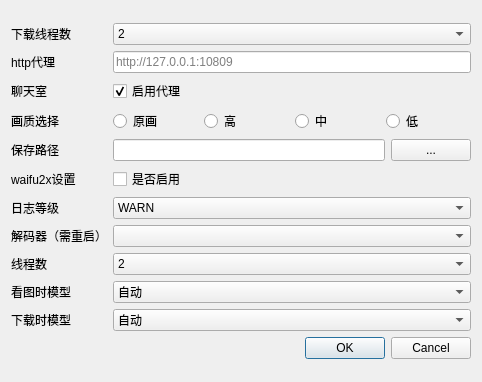
Qt form ui/setting.ui (tonquer/picacg-qt) before a commit.
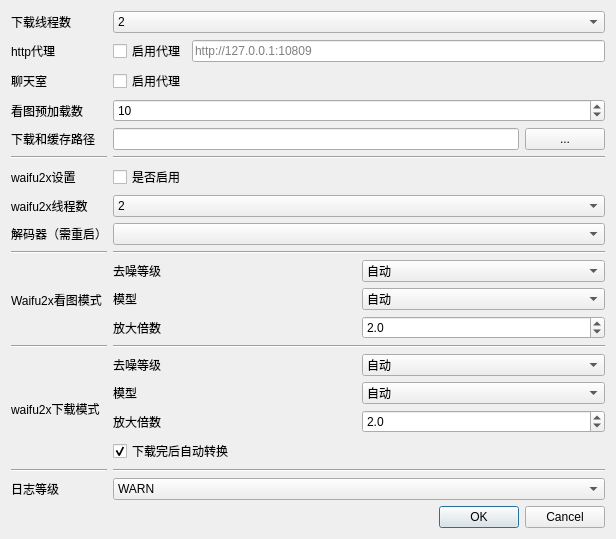
The same form after that commit.

Patch:
```diff
--- a/ui/setting.ui
+++ b/ui/setting.ui
@@ -6,8 +6,8 @@
    <rect>
     <x>0</x>
     <y>0</y>
-    <width>482</width>
-    <height>382</height>
+    <width>616</width>
+    <height>509</height>
    </rect>
   </property>
   <property name="windowTitle">
@@ -16,104 +16,244 @@
   <layout class="QGridLayout" name="gridLayout_2">
    <item row="0" column="0">
     <layout class="QGridLayout" name="gridLayout">
+     <item row="1" column="0">
+      <widget class="QDialogButtonBox" name="buttonBox">
+       <property name="standardButtons">
+        <set>QDialogButtonBox::Cancel|QDialogButtonBox::Ok</set>
+       </property>
+      </widget>
+     </item>
      <item row="0" column="0">
       <layout class="QGridLayout" name="gridLayout_3">
-       <item row="0" column="0">
-        <widget class="QLabel" name="label">
-         <property name="frameShape">
-          <enum>QFrame::NoFrame</enum>
+       <item row="12" column="0">
+        <widget class="QLabel" name="label_16">
+         <property name="text">
+          <string>waifu2x下载模式</string>
          </property>
+        </widget>
+       </item>
+       <item row="2" column="0">
+        <widget class="QLabel" name="label_9">
          <property name="text">
-          <string>下载线程数</string>
+          <string>聊天室</string>
          </property>
         </widget>
        </item>
-       <item row="7" column="2">
-        <widget class="QComboBox" name="encodeSelect"/>
+       <item row="1" column="0">
+        <widget class="QLabel" name="label_2">
+         <property name="text">
+          <string>http代理</string>
+         </property>
+        </widget>
        </item>
-       <item row="5" column="2">
+       <item row="12" column="2">
+        <layout class="QGridLayout" name="gridLayout_5">
+         <item row="2" column="0">
+          <widget class="QLabel" name="label_19">
+           <property name="text">
+            <string>放大倍数</string>
+           </property>
+          </widget>
+         </item>
+         <item row="0" column="0">
+          <widget class="QLabel" name="label_17">
+           <property name="text">
+            <string>去噪等级</string>
+           </property>
+          </widget>
+         </item>
+         <item row="1" column="0">
+          <widget class="QLabel" name="label_18">
+           <property name="text">
+            <string>模型</string>
+           </property>
+          </widget>
+         </item>
+         <item row="3" column="0">
+          <widget class="QCheckBox" name="downAuto">
+           <property name="text">
+            <string>下载完后自动转换</string>
+           </property>
+           <property name="checked">
+            <bool>true</bool>
+           </property>
+          </widget>
+         </item>
+         <item row="0" column="2">
+          <widget class="QComboBox" name="downNoise">
+           <item>
+            <property name="text">
+             <string>自动</string>
+            </property>
+           </item>
+           <item>
+            <property name="text">
+             <string>0</string>
+            </property>
+           </item>
+           <item>
+            <property name="text">
+             <string>1</string>
+            </property>
+           </item>
+           <item>
+            <property name="text">
+             <string>2</string>
+            </property>
+           </item>
+           <item>
+            <property name="text">
+             <string>3</string>
+            </property>
+           </item>
+          </widget>
+         </item>
+         <item row="1" column="2">
+          <widget class="QComboBox" name="downModel">
+           <item>
+            <property name="text">
+             <string>自动</string>
+            </property>
+           </item>
+           <item>
+            <property name="text">
+             <string>cunet</string>
+            </property>
+           </item>
+           <item>
+            <property name="text">
+             <string>photo</string>
+            </property>
+           </item>
+           <item>
+            <property name="text">
+             <string>anime_style_art_rgb</string>
+            </property>
+           </item>
+          </widget>
+         </item>
+         <item row="2" column="2">
+          <widget class="QDoubleSpinBox" name="downScale">
+           <property name="decimals">
+            <number>1</number>
+           </property>
+           <property name="maximum">
+            <double>32.000000000000000</double>
+           </property>
+           <property name="singleStep">
+            <double>0.100000000000000</double>
+           </property>
+           <property name="value">
+            <double>2.000000000000000</double>
+           </property>
+          </widget>
+         </item>
+        </layout>
+       </item>
+       <item row="6" column="2">
         <widget class="QCheckBox" name="checkBox">
          <property name="text">
           <string>是否启用</string>
          </property>
         </widget>
        </item>
-       <item row="7" column="0">
-        <widget class="QLabel" name="label_3">
-         <property name="text">
-          <string>解码器（需重启）</string>
-         </property>
-        </widget>
-       </item>
-       <item row="9" column="0">
-        <widget class="QLabel" name="label_11">
-         <property name="text">
-          <string>看图时模型</string>
-         </property>
+       <item row="14" column="2">
+        <widget class="QComboBox" name="logBox">
+         <item>
+          <property name="text">
+           <string>WARN</string>
+          </property>
+         </item>
+         <item>
+          <property name="text">
+           <string>INFO</string>
+          </property>
+         </item>
+         <item>
+          <property name="text">
+           <string>DEBUG</string>
+          </property>
+         </item>
         </widget>
        </item>
        <item row="2" column="2">
-        <widget class="QCheckBox" name="checkBox_2">
+        <widget class="QCheckBox" name="chatProxy">
          <property name="text">
           <string>启用代理</string>
          </property>
          <property name="checked">
-          <bool>true</bool>
+          <bool>false</bool>
          </property>
         </widget>
        </item>
-       <item row="3" column="0">
-        <widget class="QLabel" name="label_4">
-         <property name="text">
-          <string>画质选择</string>
-         </property>
-        </widget>
+       <item row="1" column="2">
+        <layout class="QHBoxLayout" name="horizontalLayout_5">
+         <item>
+          <widget class="QCheckBox" name="httpProxy">
+           <property name="text">
+            <string>启用代理</string>
+           </property>
+          </widget>
+         </item>
+         <item>
+          <widget class="QLineEdit" name="httpEdit">
+           <property name="placeholderText">
+            <string>http://127.0.0.1:10809</string>
+           </property>
+          </widget>
+         </item>
+        </layout>
        </item>
-       <item row="10" column="0">
-        <widget class="QLabel" name="label_7">
-         <property name="text">
-          <string>下载时模型</string>
-         </property>
-        </widget>
-       </item>
-       <item row="8" column="0">
+       <item row="7" column="0">
         <widget class="QLabel" name="label_8">
          <property name="text">
-          <string>线程数</string>
+          <string>waifu2x线程数</string>
          </property>
         </widget>
        </item>
-       <item row="9" column="2">
-        <widget class="QComboBox" name="lookModel">
-         <item>
-          <property name="text">
-           <string>自动</string>
-          </property>
-         </item>
-         <item>
-          <property name="text">
-           <string>cunet（效果最好）</string>
-          </property>
-         </item>
-         <item>
-          <property name="text">
-           <string>photo（写真）（速度快）</string>
-          </property>
-         </item>
-         <item>
-          <property name="text">
-           <string>anime_style_art_rgb（动漫）（速度快）</string>
-          </property>
-         </item>
+       <item row="9" column="0">
+        <widget class="Line" name="line_3">
+         <property name="orientation">
+          <enum>Qt::Horizontal</enum>
+         </property>
         </widget>
        </item>
-       <item row="8" column="2">
-        <widget class="QComboBox" name="threadSelect">
-         <item>
-          <property name="text">
-           <string>2</string>
-          </property>
-         </item>
+       <item row="4" column="0">
+        <widget class="QLabel" name="label_5">
+         <property name="text">
+          <string>下载和缓存路径</string>
+         </property>
+        </widget>
+       </item>
+       <item row="13" column="0">
+        <widget class="Line" name="line_5">
+         <property name="orientation">
+          <enum>Qt::Horizontal</enum>
+         </property>
+        </widget>
+       </item>
+       <item row="13" column="2">
+        <widget class="Line" name="line_6">
+         <property name="orientation">
+          <enum>Qt::Horizontal</enum>
+         </property>
+        </widget>
+       </item>
+       <item row="8" column="0">
+        <widget class="QLabel" name="label_3">
+         <property name="text">
+          <string>解码器（需重启）</string>
+         </property>
+        </widget>
+       </item>
+       <item row="3" column="2">
+        <widget class="QSpinBox" name="preDownNum">
+         <property name="minimum">
+          <number>1</number>
+         </property>
+         <property name="value">
+          <number>10</number>
+         </property>
         </widget>
        </item>
        <item row="4" column="2">
@@ -134,92 +274,27 @@
          </item>
         </layout>
        </item>
-       <item row="10" column="2">
-        <widget class="QComboBox" name="downloadModel">
-         <item>
-          <property name="text">
-           <string>自动</string>
-          </property>
-         </item>
-         <item>
-          <property name="text">
-           <string>cunet（效果好）</string>
-          </property>
-         </item>
-         <item>
-          <property name="text">
-           <string>photo（写真）（速度快）</string>
-          </property>
-         </item>
-         <item>
-          <property name="text">
-           <string>anime_style_art_rgb（动漫）（速度快）</string>
-          </property>
-         </item>
+       <item row="10" column="0">
+        <widget class="QLabel" name="label_12">
+         <property name="text">
+          <string>Waifu2x看图模式</string>
+         </property>
         </widget>
        </item>
-       <item row="5" column="0">
+       <item row="6" column="0">
         <widget class="QLabel" name="label_6">
          <property name="text">
           <string>waifu2x设置</string>
          </property>
         </widget>
        </item>
-       <item row="3" column="2">
-        <layout class="QHBoxLayout" name="horizontalLayout">
-         <item>
-          <widget class="QRadioButton" name="quality_original">
-           <property name="text">
-            <string>原画</string>
-           </property>
-           <attribute name="buttonGroup">
-            <string notr="true">buttonGroup</string>
-           </attribute>
-          </widget>
-         </item>
-         <item>
-          <widget class="QRadioButton" name="quality_high">
-           <property name="text">
-            <string>高</string>
-           </property>
-           <attribute name="buttonGroup">
-            <string notr="true">buttonGroup</string>
-           </attribute>
-          </widget>
-         </item>
-         <item>
-          <widget class="QRadioButton" name="quality_medium">
-           <property name="text">
-            <string>中</string>
-           </property>
-           <attribute name="buttonGroup">
-            <string notr="true">buttonGroup</string>
-           </attribute>
-          </widget>
-         </item>
-         <item>
-          <widget class="QRadioButton" name="quality_low">
-           <property name="text">
-            <string>低</string>
-           </property>
-           <attribute name="buttonGroup">
-            <string notr="true">buttonGroup</string>
-           </attribute>
-          </widget>
-         </item>
-        </layout>
+       <item row="8" column="2">
+        <widget class="QComboBox" name="encodeSelect"/>
        </item>
-       <item row="1" column="2">
-        <widget class="QLineEdit" name="httpEdit">
-         <property name="placeholderText">
-          <string>http://127.0.0.1:10809</string>
-         </property>
-        </widget>
-       </item>
-       <item row="2" column="0">
-        <widget class="QLabel" name="label_9">
+       <item row="14" column="0">
+        <widget class="QLabel" name="label_10">
          <property name="text">
-          <string>聊天室</string>
+          <string>日志等级</string>
          </property>
         </widget>
        </item>
@@ -255,55 +330,163 @@
          </item>
         </widget>
        </item>
-       <item row="1" column="0">
-        <widget class="QLabel" name="label_2">
+       <item row="9" column="2">
+        <widget class="Line" name="line_4">
+         <property name="orientation">
+          <enum>Qt::Horizontal</enum>
+         </property>
+        </widget>
+       </item>
+       <item row="3" column="0">
+        <widget class="QLabel" name="label_7">
          <property name="text">
-          <string>http代理</string>
+          <string>看图预加载数</string>
          </property>
         </widget>
        </item>
-       <item row="4" column="0">
-        <widget class="QLabel" name="label_5">
+       <item row="0" column="0">
+        <widget class="QLabel" name="label">
+         <property name="frameShape">
+          <enum>QFrame::NoFrame</enum>
+         </property>
          <property name="text">
-          <string>保存路径</string>
+          <string>下载线程数</string>
          </property>
         </widget>
        </item>
-       <item row="6" column="2">
-        <widget class="QComboBox" name="logBox">
-         <item>
-          <property name="text">
-           <string>WARN</string>
-          </property>
+       <item row="10" column="2">
+        <layout class="QGridLayout" name="gridLayout_4">
+         <item row="0" column="2">
+          <widget class="QComboBox" name="readNoise">
+           <item>
+            <property name="text">
+             <string>自动</string>
+            </property>
+           </item>
+           <item>
+            <property name="text">
+             <string>0</string>
+            </property>
+           </item>
+           <item>
+            <property name="text">
+             <string>1</string>
+            </property>
+           </item>
+           <item>
+            <property name="text">
+             <string>2</string>
+            </property>
+           </item>
+           <item>
+            <property name="text">
+             <string>3</string>
+            </property>
+           </item>
+          </widget>
          </item>
-         <item>
-          <property name="text">
-           <string>INFO</string>
-          </property>
+         <item row="0" column="0">
+          <widget class="QLabel" name="label_13">
+           <property name="text">
+            <string>去噪等级</string>
+           </property>
+          </widget>
          </item>
+         <item row="1" column="2">
+          <widget class="QComboBox" name="readModel">
+           <item>
+            <property name="text">
+             <string>自动</string>
+            </property>
+           </item>
+           <item>
+            <property name="text">
+             <string>cunet</string>
+            </property>
+           </item>
+           <item>
+            <property name="text">
+             <string>photo</string>
+            </property>
+           </item>
+           <item>
+            <property name="text">
+             <string>anime_style_art_rgb</string>
+            </property>
+           </item>
+          </widget>
+         </item>
+         <item row="2" column="0">
+          <widget class="QLabel" name="label_15">
+           <property name="text">
+            <string>放大倍数</string>
+           </property>
+          </widget>
+         </item>
+         <item row="1" column="0">
+          <widget class="QLabel" name="label_14">
+           <property name="text">
+            <string>模型</string>
+           </property>
+          </widget>
+         </item>
+         <item row="2" column="2">
+          <widget class="QDoubleSpinBox" name="readScale">
+           <property name="decimals">
+            <number>1</number>
+           </property>
+           <property name="maximum">
+            <double>32.000000000000000</double>
+           </property>
+           <property name="singleStep">
+            <double>0.100000000000000</double>
+           </property>
+           <property name="value">
+            <double>2.000000000000000</double>
+           </property>
+          </widget>
+         </item>
+        </layout>
+       </item>
+       <item row="11" column="2">
+        <widget class="Line" name="line_2">
+         <property name="orientation">
+          <enum>Qt::Horizontal</enum>
+         </property>
+        </widget>
+       </item>
+       <item row="7" column="2">
+        <widget class="QComboBox" name="threadSelect">
          <item>
           <property name="text">
-           <string>DEBUG</string>
+           <string>2</string>
           </property>
          </item>
         </widget>
        </item>
-       <item row="6" column="0">
-        <widget class="QLabel" name="label_10">
-         <property name="text">
-          <string>日志等级</string>
+       <item row="11" column="0">
+        <widget class="Line" name="line">
+         <property name="orientation">
+          <enum>Qt::Horizontal</enum>
+         </property>
+        </widget>
+       </item>
+       <item row="5" column="0">
+        <widget class="Line" name="line_7">
+         <property name="orientation">
+          <enum>Qt::Horizontal</enum>
+         </property>
+        </widget>
+       </item>
+       <item row="5" column="2">
+        <widget class="Line" name="line_8">
+         <property name="orientation">
+          <enum>Qt::Horizontal</enum>
          </property>
         </widget>
        </item>
       </layout>
      </item>
-     <item row="1" column="0">
-      <widget class="QDialogButtonBox" name="buttonBox">
-       <property name="standardButtons">
-        <set>QDialogButtonBox::Cancel|QDialogButtonBox::Ok</set>
-       </property>
-      </widget>
-     </item>
     </layout>
    </item>
   </layout>
```
Left out of the diff: 12 changed lines with no effect on the pictures.
